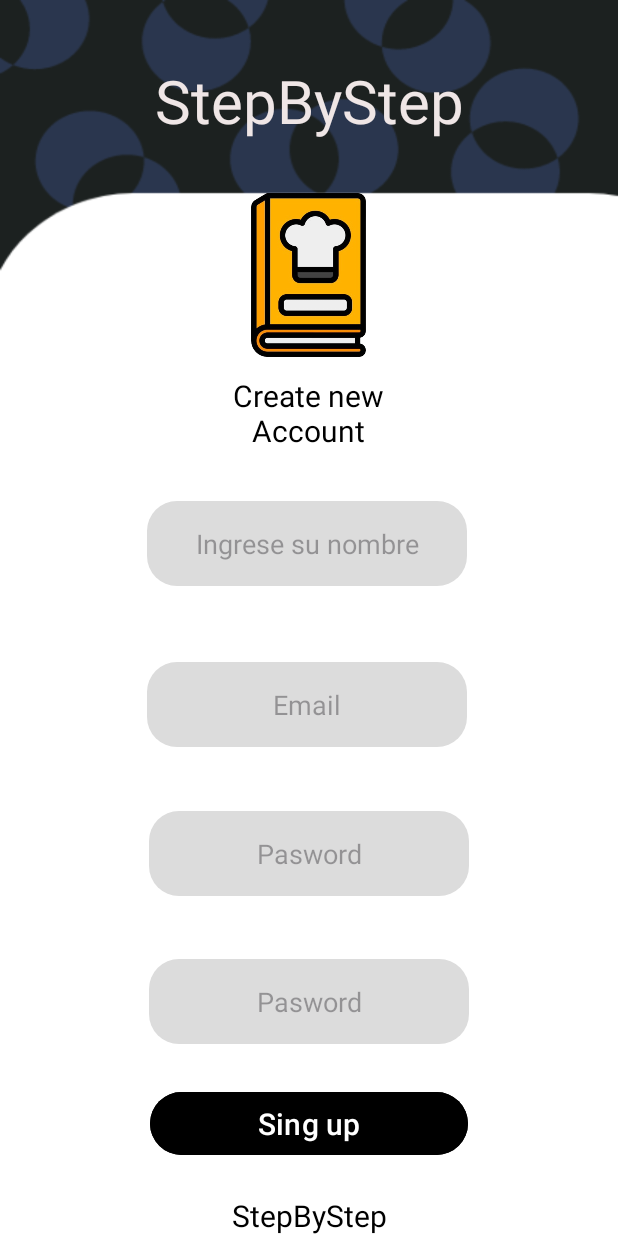
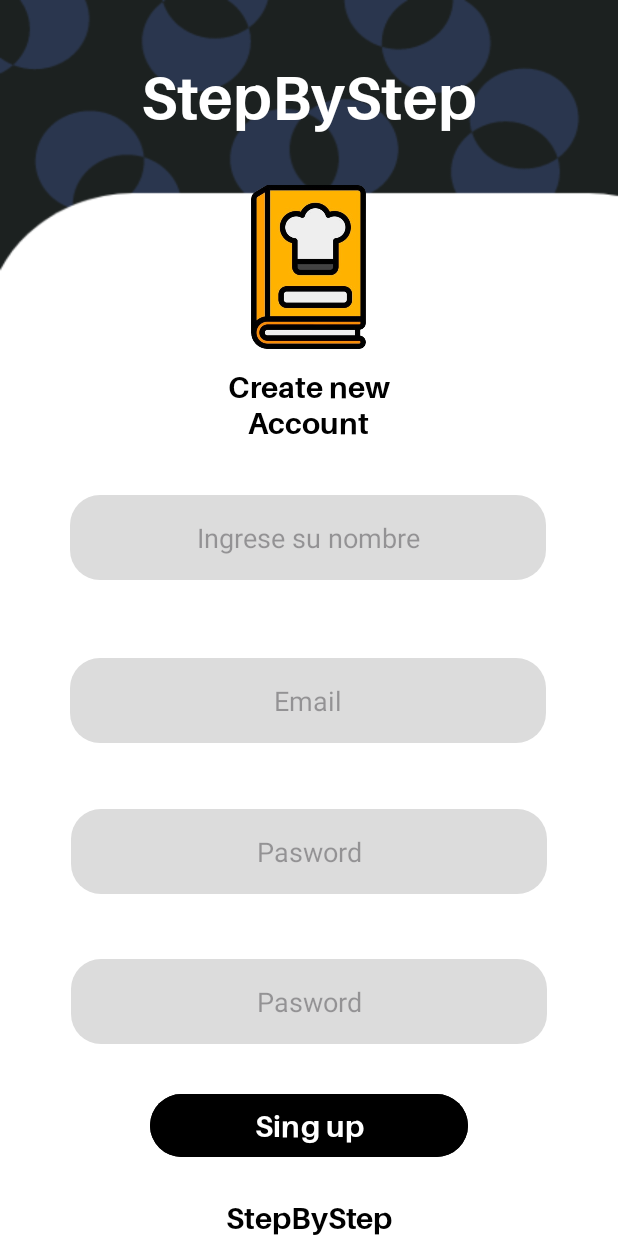
Before and after one commit to PhoenixHear7/Proyecto-Aplicaciones-M-viles, an Android app: the screen it shows after launch (RegisterActivity), after a tap on "SIgnup !", on a phone screen of 412 x 824 dp. Run offline under Robolectric (Android 15) with nearby library versions, the phone set to English and light mode, and no system bars.

Commit message:
Se agregaron algunos estilos de texto y se corrigieron detalles de la ui

```diff
--- a/app/src/main/java/com/example/stepbystep/ui/menu/FoodsMenuViewModel.kt
+++ b/app/src/main/java/com/example/stepbystep/ui/menu/FoodsMenuViewModel.kt
@@ -29,7 +29,7 @@ class FoodsMenuViewModel : ViewModel() {
         viewModelScope.launch {
 
             // Obtener la lista de resultados de recetas
-            val response = RecipesApi.getInstace().showImageRecipe(query, 50, "2b0ba9cc4e7444eda6e58adecb9caf84")
+            val response = RecipesApi.getInstace().showImageRecipe(query, 50, "7013fa1308644502a9f0851a2b9dfb47")
             // Asignar los resultados al LiveData
             recipeResults.value = response.results
 
--- a/app/src/main/res/layout/activity_foods_menu.xml
+++ b/app/src/main/res/layout/activity_foods_menu.xml
@@ -26,7 +26,8 @@
             app:layout_constraintTop_toTopOf="parent"
             app:layout_constraintBottom_toTopOf="@+id/dailyFoodsName"
             android:background="@color/blue"
-            android:textColor="@color/white"/>
+            android:textColor="@color/white"
+            android:fontFamily="@font/aileron_bold"/>
 
         <TextView
             android:id="@+id/dailyFoodsName"
@@ -38,6 +39,7 @@
             app:layout_constraintStart_toStartOf="parent"
             app:layout_constraintTop_toBottomOf="@+id/NameApp"
             app:layout_constraintBottom_toTopOf="@+id/listfood"
+            android:fontFamily="@font/aileron_bold"
 
             />
 
--- a/app/src/main/res/layout/activity_fragment.xml
+++ b/app/src/main/res/layout/activity_fragment.xml
@@ -39,7 +39,8 @@
         app:layout_constraintStart_toStartOf="parent"
         app:layout_constraintTop_toTopOf="parent"
         android:background="@color/blue"
-        android:textColor="@color/white"/>
+        android:textColor="@color/white"
+        android:fontFamily="@font/aileron_bold"/>
 
     <ImageView
         android:id="@+id/logo"
--- a/app/src/main/res/layout/activity_list_daily_food.xml
+++ b/app/src/main/res/layout/activity_list_daily_food.xml
@@ -46,7 +46,8 @@
             app:layout_constraintEnd_toEndOf="parent"
             app:layout_constraintStart_toEndOf="@+id/imagefood"
             app:layout_constraintTop_toTopOf="parent"
-            app:layout_constraintVertical_bias="0.499" />
+            app:layout_constraintVertical_bias="0.499"
+            android:fontFamily="@font/aileron_bold"/>
     </LinearLayout>
 
 </androidx.constraintlayout.widget.ConstraintLayout>
--- a/app/src/main/res/layout/activity_register.xml
+++ b/app/src/main/res/layout/activity_register.xml
@@ -26,13 +26,14 @@
         android:layout_height="wrap_content"
         android:layout_marginTop="40dp"
         android:text="StepByStep"
-        android:textColor="#EFE6E6"
+        android:textColor="@color/white"
         android:textSize="40sp"
         app:layout_constraintBottom_toTopOf="@+id/logo"
         app:layout_constraintEnd_toEndOf="parent"
         app:layout_constraintStart_toStartOf="parent"
         app:layout_constraintTop_toTopOf="parent"
-        app:layout_constraintVertical_bias="0.0" />
+        app:layout_constraintVertical_bias="0.0"
+        android:fontFamily="@font/aileron_bold"/>
 
     <TextView
         android:id="@+id/createnewaccount"
@@ -45,20 +46,21 @@
         app:layout_constraintEnd_toEndOf="parent"
         app:layout_constraintHorizontal_bias="0.498"
         app:layout_constraintStart_toStartOf="parent"
-        app:layout_constraintTop_toBottomOf="@+id/logo" />
+        app:layout_constraintTop_toBottomOf="@+id/logo"
+        android:fontFamily="@font/aileron_bold"/>
 
     <EditText
         android:id="@+id/username"
-        android:layout_width="wrap_content"
+        android:layout_width="317dp"
         android:layout_height="wrap_content"
         android:layout_margin="8dp"
         android:layout_marginTop="20dp"
+        android:background="@drawable/edit_text_style"
         android:ems="10"
-        android:padding="16dp"
         android:gravity="center"
-        android:background="@drawable/edit_text_style"
         android:hint="Ingrese su nombre"
         android:inputType="text"
+        android:padding="16dp"
         app:layout_constraintBottom_toTopOf="@+id/email"
         app:layout_constraintEnd_toEndOf="parent"
         app:layout_constraintHorizontal_bias="0.492"
@@ -67,14 +69,14 @@
 
     <EditText
         android:id="@+id/email"
-        android:layout_width="wrap_content"
+        android:layout_width="317dp"
         android:layout_height="wrap_content"
         android:layout_marginTop="20dp"
+        android:background="@drawable/edit_text_style"
         android:ems="10"
         android:gravity="center"
         android:hint="Email"
         android:inputType="text"
-        android:background="@drawable/edit_text_style"
         android:padding="16dp"
         app:layout_constraintBottom_toTopOf="@+id/pasword"
         app:layout_constraintEnd_toEndOf="parent"
@@ -84,7 +86,7 @@
 
     <EditText
         android:id="@+id/pasword"
-        android:layout_width="wrap_content"
+        android:layout_width="317dp"
         android:layout_height="wrap_content"
         android:layout_marginTop="20dp"
         android:ems="10"
@@ -100,7 +102,7 @@
 
     <EditText
         android:id="@+id/confirmpasword"
-        android:layout_width="wrap_content"
+        android:layout_width="317dp"
         android:layout_height="wrap_content"
         android:layout_marginTop="20dp"
         android:ems="10"
@@ -130,7 +132,8 @@
         app:layout_constraintHorizontal_bias="0.0"
         app:layout_constraintStart_toStartOf="parent"
         app:layout_constraintTop_toBottomOf="@+id/confirmpasword"
-        app:layout_constraintVertical_bias="0.0" />
+        app:layout_constraintVertical_bias="0.0"
+        android:fontFamily="@font/aileron_bold"/>
 
     <TextView
         android:id="@+id/nameaplication2"
@@ -142,5 +145,6 @@
         android:textSize="20sp"
         app:layout_constraintBottom_toBottomOf="parent"
         app:layout_constraintEnd_toEndOf="parent"
-        app:layout_constraintStart_toStartOf="parent" />
+        app:layout_constraintStart_toStartOf="parent"
+        android:fontFamily="@font/aileron_bold"/>
 </androidx.constraintlayout.widget.ConstraintLayout>
--- a/app/src/main/res/values/colors.xml
+++ b/app/src/main/res/values/colors.xml
@@ -4,5 +4,5 @@
     <color name="white">#FFFFFFFF</color>
     <color name="gray">#dcdcdc</color>
     <color name="transparent">#00FFFFFF</color>
-    <color name="blue">#3a4961 </color>
+    <color name="blue">#2A364E </color>
 </resources>
```
Also changed, not shown: app/src/main/res/layout/activity_forgot_password.xml (+6 -3 lines), app/src/main/res/layout/activity_main.xml (+8 -4 lines), app/src/main/res/layout/activity_recipe_information.xml (+12 -6 lines), app/src/main/res/font/aileron_bold.otf (added).
